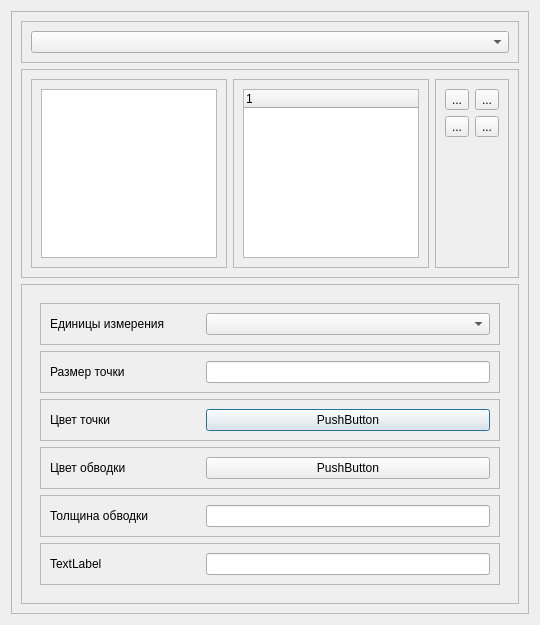
Above: ui/vectorstylingform.ui from Doggerr111/vrsa-gis before the change. Below: the same form after it.
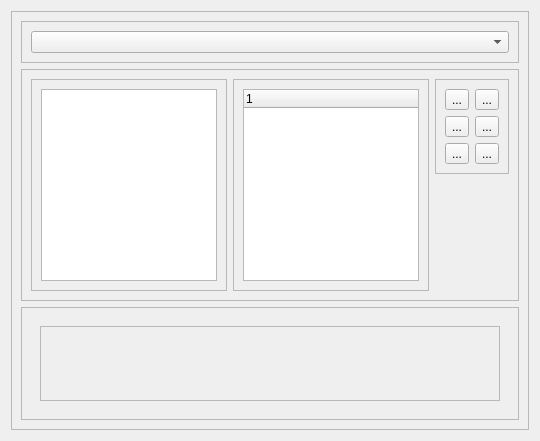
That is the form after the change. Icons and pictures are not drawn. Custom widgets are drawn as their Qt base class.

Commit message: feat: update UI with new panels and styling controls

The edit to the form file:
```diff
--- a/ui/vectorstylingform.ui
+++ b/ui/vectorstylingform.ui
@@ -7,7 +7,7 @@
     <x>0</x>
     <y>0</y>
     <width>540</width>
-    <height>625</height>
+    <height>441</height>
    </rect>
   </property>
   <property name="minimumSize">
@@ -95,8 +95,14 @@
            </layout>
           </widget>
          </item>
-         <item>
+         <item alignment="Qt::AlignTop">
           <widget class="QFrame" name="frame_6">
+           <property name="sizePolicy">
+            <sizepolicy hsizetype="Preferred" vsizetype="Maximum">
+             <horstretch>0</horstretch>
+             <verstretch>0</verstretch>
+            </sizepolicy>
+           </property>
            <property name="frameShape">
             <enum>QFrame::StyledPanel</enum>
            </property>
@@ -115,7 +121,29 @@
               </property>
              </widget>
             </item>
+            <item row="2" column="0">
+             <widget class="QToolButton" name="toolButtonCopySymbol">
+              <property name="text">
+               <string>...</string>
+              </property>
+              <property name="icon">
+               <iconset resource="../icons.qrc">
+                <normaloff>:/images/icons/SymbolStyling/document.png</normaloff>:/images/icons/SymbolStyling/document.png</iconset>
+              </property>
+             </widget>
+            </item>
             <item row="0" column="1">
+             <widget class="QToolButton" name="toolButtonMoveUp">
+              <property name="text">
+               <string>...</string>
+              </property>
+              <property name="icon">
+               <iconset resource="../icons.qrc">
+                <normaloff>:/images/icons/SymbolStyling/up_green_arrow.png</normaloff>:/images/icons/SymbolStyling/up_green_arrow.png</iconset>
+              </property>
+             </widget>
+            </item>
+            <item row="1" column="0">
              <widget class="QToolButton" name="toolButtonDeleteSymbol">
               <property name="text">
                <string>...</string>
@@ -133,8 +161,8 @@
               </property>
              </widget>
             </item>
-            <item row="1" column="0">
-             <widget class="QToolButton" name="toolButtonCopySymbol">
+            <item row="2" column="1">
+             <widget class="QToolButton" name="toolButtonSaveSymbol">
               <property name="text">
                <string>...</string>
               </property>
@@ -171,208 +199,7 @@
                <property name="frameShadow">
                 <enum>QFrame::Raised</enum>
                </property>
-               <layout class="QHBoxLayout" name="horizontalLayout_6">
-                <item>
-                 <widget class="QLabel" name="label_2">
-                  <property name="sizePolicy">
-                   <sizepolicy hsizetype="Maximum" vsizetype="Preferred">
-                    <horstretch>0</horstretch>
-                    <verstretch>0</verstretch>
-                   </sizepolicy>
-                  </property>
-                  <property name="minimumSize">
-                   <size>
-                    <width>150</width>
-                    <height>0</height>
-                   </size>
-                  </property>
-                  <property name="text">
-                   <string>Единицы измерения</string>
-                  </property>
-                 </widget>
-                </item>
-                <item>
-                 <widget class="QComboBox" name="comboBox_2"/>
-                </item>
-               </layout>
-              </widget>
-             </item>
-             <item>
-              <widget class="QFrame" name="frame_8">
-               <property name="frameShape">
-                <enum>QFrame::StyledPanel</enum>
-               </property>
-               <property name="frameShadow">
-                <enum>QFrame::Raised</enum>
-               </property>
-               <layout class="QHBoxLayout" name="horizontalLayout_5">
-                <item>
-                 <widget class="QLabel" name="label">
-                  <property name="sizePolicy">
-                   <sizepolicy hsizetype="Maximum" vsizetype="Preferred">
-                    <horstretch>0</horstretch>
-                    <verstretch>0</verstretch>
-                   </sizepolicy>
-                  </property>
-                  <property name="minimumSize">
-                   <size>
-                    <width>150</width>
-                    <height>0</height>
-                   </size>
-                  </property>
-                  <property name="text">
-                   <string>Размер точки</string>
-                  </property>
-                 </widget>
-                </item>
-                <item>
-                 <widget class="QLineEdit" name="lineEditPointSize"/>
-                </item>
-               </layout>
-              </widget>
-             </item>
-             <item>
-              <widget class="QFrame" name="frame_10">
-               <property name="frameShape">
-                <enum>QFrame::StyledPanel</enum>
-               </property>
-               <property name="frameShadow">
-                <enum>QFrame::Raised</enum>
-               </property>
-               <layout class="QHBoxLayout" name="horizontalLayout_7">
-                <item>
-                 <widget class="QLabel" name="label_3">
-                  <property name="sizePolicy">
-                   <sizepolicy hsizetype="Maximum" vsizetype="Preferred">
-                    <horstretch>0</horstretch>
-                    <verstretch>0</verstretch>
-                   </sizepolicy>
-                  </property>
-                  <property name="minimumSize">
-                   <size>
-                    <width>150</width>
-                    <height>0</height>
-                   </size>
-                  </property>
-                  <property name="text">
-                   <string>Цвет точки</string>
-                  </property>
-                 </widget>
-                </item>
-                <item>
-                 <widget class="ColorPushButton" name="pushButtonPointColor">
-                  <property name="text">
-                   <string>PushButton</string>
-                  </property>
-                 </widget>
-                </item>
-               </layout>
-              </widget>
-             </item>
-             <item>
-              <widget class="QFrame" name="frame_11">
-               <property name="frameShape">
-                <enum>QFrame::StyledPanel</enum>
-               </property>
-               <property name="frameShadow">
-                <enum>QFrame::Raised</enum>
-               </property>
-               <layout class="QHBoxLayout" name="horizontalLayout_8">
-                <item>
-                 <widget class="QLabel" name="label_4">
-                  <property name="sizePolicy">
-                   <sizepolicy hsizetype="Maximum" vsizetype="Preferred">
-                    <horstretch>0</horstretch>
-                    <verstretch>0</verstretch>
-                   </sizepolicy>
-                  </property>
-                  <property name="minimumSize">
-                   <size>
-                    <width>150</width>
-                    <height>0</height>
-                   </size>
-                  </property>
-                  <property name="text">
-                   <string>Цвет обводки</string>
-                  </property>
-                 </widget>
-                </item>
-                <item>
-                 <widget class="ColorPushButton" name="pushButtonPointBorderColor">
-                  <property name="text">
-                   <string>PushButton</string>
-                  </property>
-                 </widget>
-                </item>
-               </layout>
-              </widget>
-             </item>
-             <item>
-              <widget class="QFrame" name="frame_12">
-               <property name="frameShape">
-                <enum>QFrame::StyledPanel</enum>
-               </property>
-               <property name="frameShadow">
-                <enum>QFrame::Raised</enum>
-               </property>
-               <layout class="QHBoxLayout" name="horizontalLayout_9">
-                <item>
-                 <widget class="QLabel" name="label_5">
-                  <property name="sizePolicy">
-                   <sizepolicy hsizetype="Maximum" vsizetype="Preferred">
-                    <horstretch>0</horstretch>
-                    <verstretch>0</verstretch>
-                   </sizepolicy>
-                  </property>
-                  <property name="minimumSize">
-                   <size>
-                    <width>150</width>
-                    <height>0</height>
-                   </size>
-                  </property>
-                  <property name="text">
-                   <string>Толщина обводки</string>
-                  </property>
-                 </widget>
-                </item>
-                <item>
-                 <widget class="QLineEdit" name="lineEditPointBorderWidth"/>
-                </item>
-               </layout>
-              </widget>
-             </item>
-             <item>
-              <widget class="QFrame" name="frame_13">
-               <property name="frameShape">
-                <enum>QFrame::StyledPanel</enum>
-               </property>
-               <property name="frameShadow">
-                <enum>QFrame::Raised</enum>
-               </property>
-               <layout class="QHBoxLayout" name="horizontalLayout_10">
-                <item>
-                 <widget class="QLabel" name="label_6">
-                  <property name="sizePolicy">
-                   <sizepolicy hsizetype="Maximum" vsizetype="Preferred">
-                    <horstretch>0</horstretch>
-                    <verstretch>0</verstretch>
-                   </sizepolicy>
-                  </property>
-                  <property name="minimumSize">
-                   <size>
-                    <width>150</width>
-                    <height>0</height>
-                   </size>
-                  </property>
-                  <property name="text">
-                   <string>TextLabel</string>
-                  </property>
-                 </widget>
-                </item>
-                <item>
-                 <widget class="QLineEdit" name="lineEdit_4"/>
-                </item>
-               </layout>
+               <layout class="QVBoxLayout" name="verticalLayout_6"/>
               </widget>
              </item>
             </layout>
@@ -388,13 +215,6 @@
    </item>
   </layout>
  </widget>
- <customwidgets>
-  <customwidget>
-   <class>ColorPushButton</class>
-   <extends>QPushButton</extends>
-   <header>colorpushbutton.h</header>
-  </customwidget>
- </customwidgets>
  <resources>
   <include location="../icons.qrc"/>
  </resources>
```
Left out of the diff: 13 changed lines with no effect on the pictures. The commit also changes 9 other files.
